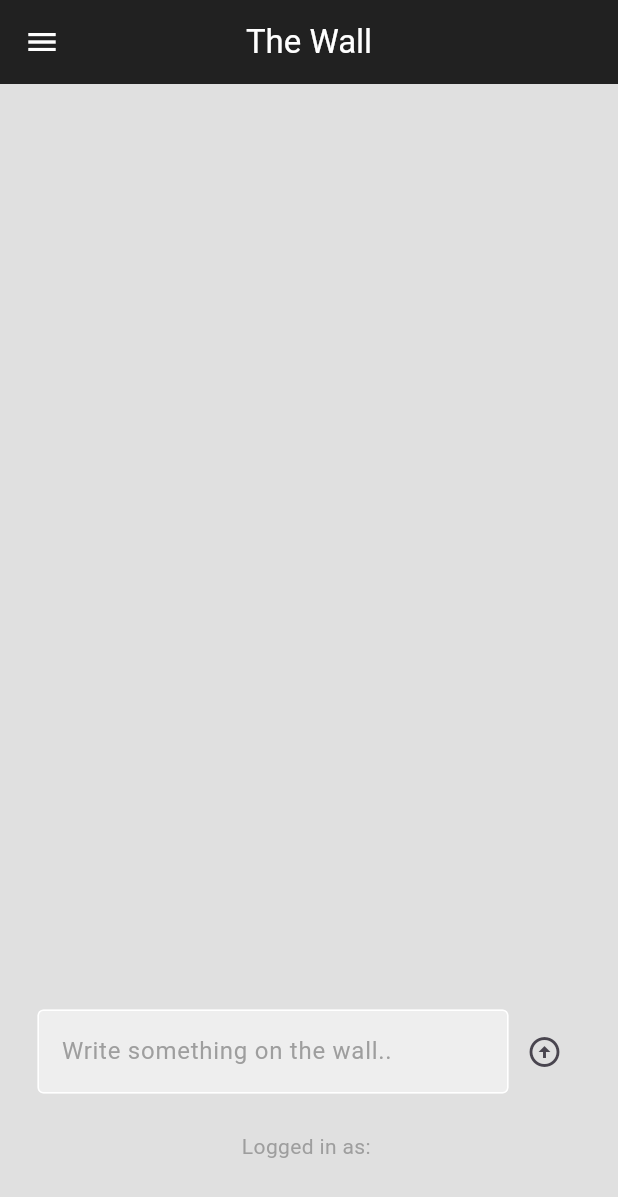
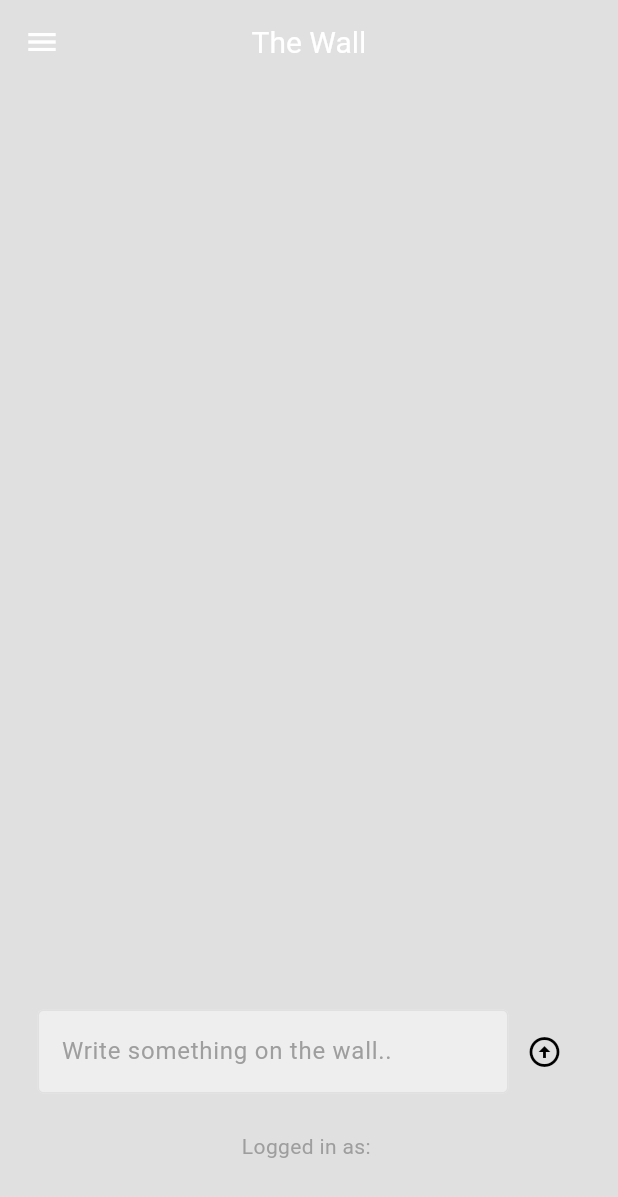
Before and after one commit to aya-hamoudeh1/Social_Media_App, a Flutter app: the screen it shows once a user with an empty profile is signed in, on a phone screen of 412 x 824 dp. Shown: the top 1197 px of the screen. Run offline on Flutter 3.47's test engine with Material 3 defaults, Android fonts, the phone set to English and light mode, and no system bars; our stand-ins replace cloud_firestore, firebase_auth, firebase_core; accounts and stored records are empty; network calls fail.

Commit message:
dark & light mode

```diff
--- a/lib/components/comments.dart
+++ b/lib/components/comments.dart
@@ -15,7 +15,7 @@ class Comment extends StatelessWidget {
   Widget build(BuildContext context) {
     return Container(
       decoration: BoxDecoration(
-        color: Colors.grey[300],
+        color: Theme.of(context).colorScheme.secondary,
         borderRadius: BorderRadius.circular(4),
       ),
       margin: const EdgeInsets.only(bottom: 5),
--- a/lib/components/text_box.dart
+++ b/lib/components/text_box.dart
@@ -15,7 +15,7 @@ class MyTextBox extends StatelessWidget {
   Widget build(BuildContext context) {
     return Container(
       decoration: BoxDecoration(
-        color: Colors.grey[200],
+        color: Theme.of(context).colorScheme.primary,
         borderRadius: BorderRadius.circular(8),
       ),
       padding: const EdgeInsets.only(
--- a/lib/components/text_field.dart
+++ b/lib/components/text_field.dart
@@ -18,9 +18,9 @@ class MyTextField extends StatelessWidget {
       controller: controller,
       obscureText: obscureText,
       decoration: InputDecoration(
-        enabledBorder: const OutlineInputBorder(
+        enabledBorder: OutlineInputBorder(
           borderSide: BorderSide(
-            color: Colors.white,
+            color: Theme.of(context).colorScheme.secondary,
           ),
         ),
         focusedBorder: const OutlineInputBorder(
@@ -28,7 +28,7 @@ class MyTextField extends StatelessWidget {
             color: Colors.white,
           ),
         ),
-        fillColor: Colors.grey.shade200,
+        fillColor: Theme.of(context).colorScheme.primary,
         filled: true,
         hintText: hintText,
         hintStyle: TextStyle(
--- a/lib/components/wall_post.dart
+++ b/lib/components/wall_post.dart
@@ -123,7 +123,7 @@ class _WallPostState extends State<WallPost> {
   Widget build(BuildContext context) {
     return Container(
       decoration: BoxDecoration(
-        color: Colors.grey[200],
+        color: Theme.of(context).colorScheme.primary,
         borderRadius: BorderRadius.circular(8),
       ),
       margin: const EdgeInsets.all(25),
--- a/lib/main.dart
+++ b/lib/main.dart
@@ -2,6 +2,8 @@ import 'package:firebase_core/firebase_core.dart';
 import 'package:flutter/material.dart';
 import 'package:social_media_app/auth/auth.dart';
 import 'package:social_media_app/firebase_options.dart';
+import 'package:social_media_app/theme/dark_theme.dart';
+import 'package:social_media_app/theme/light_theme.dart';
 
 void main() async {
   WidgetsFlutterBinding.ensureInitialized();
@@ -16,9 +18,11 @@ class SocialMediaApp extends StatelessWidget {
 
   @override
   Widget build(BuildContext context) {
-    return const MaterialApp(
+    return MaterialApp(
       debugShowCheckedModeBanner: false,
-      home: AuthPage(),
+      theme: lightTheme,
+      darkTheme: darkTheme,
+      home: const AuthPage(),
     );
   }
 }
--- a/lib/pages/home_page.dart
+++ b/lib/pages/home_page.dart
@@ -59,9 +59,8 @@ class _HomePageState extends State<HomePage> {
   @override
   Widget build(BuildContext context) {
     return Scaffold(
-      backgroundColor: Colors.grey[300],
+      backgroundColor: Theme.of(context).colorScheme.background,
       appBar: AppBar(
-        backgroundColor: Colors.grey[900],
         title: const Text(
           "The Wall",
           style: TextStyle(
--- a/lib/pages/profile_page.dart
+++ b/lib/pages/profile_page.dart
@@ -75,12 +75,11 @@ class _ProfilePageState extends State<ProfilePage> {
   @override
   Widget build(BuildContext context) {
     return Scaffold(
-      backgroundColor: Colors.grey[300],
+      backgroundColor: Theme.of(context).colorScheme.background,
       appBar: AppBar(
         iconTheme: const IconThemeData(
           color: Colors.white,
         ),
-        backgroundColor: Colors.grey[900],
         title: const Text(
           "Profile Page",
           style: TextStyle(
--- /dev/null
+++ b/lib/theme/dark_theme.dart
@@ -0,0 +1,13 @@
+import 'package:flutter/material.dart';
+
+ThemeData darkTheme = ThemeData(
+  brightness: Brightness.dark,
+  appBarTheme: const AppBarTheme(
+    backgroundColor: Colors.black,
+  ),
+  colorScheme: ColorScheme.dark(
+    background: Colors.black,
+    primary: Colors.grey[900]!,
+    secondary: Colors.grey[800]!,
+  ),
+);
--- /dev/null
+++ b/lib/theme/light_theme.dart
@@ -0,0 +1,21 @@
+import 'package:flutter/material.dart';
+
+ThemeData lightTheme = ThemeData(
+  brightness: Brightness.light,
+  appBarTheme: const AppBarTheme(
+    backgroundColor: Colors.transparent,
+    elevation: 0,
+    iconTheme: IconThemeData(
+      color: Colors.black,
+    ),
+    titleTextStyle: TextStyle(
+      color: Colors.black,
+      fontSize: 20,
+    ),
+  ),
+  colorScheme: ColorScheme.light(
+    background: Colors.grey[300]!,
+    primary: Colors.grey[200]!,
+    secondary: Colors.grey[300]!,
+  ),
+);
```
